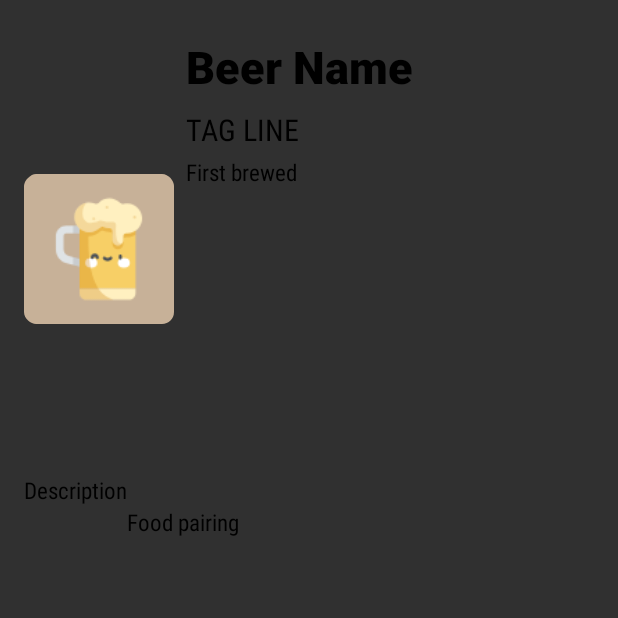
After one commit to charlye917/BeerProyect, an Android app: the fragment BeerDetailFragment placed in its activity, on a phone screen of 412 x 824 dp, the top half of it. The commit adds this screen. Run offline under Robolectric (Android 15) with nearby library versions, the phone set to English and light mode, and no system bars; our stand-ins replace data binding; libraries missing offline, so code that uses them is left out: androidx.palette.graphics; pictures from the network do not load; 9 statements that could not run were skipped.

Commit message:
finish second display and recyclerView

```diff
--- /dev/null
+++ b/app/src/main/java/com/charlye934/beerproyect/home/presentation/fragment/BeerDetailFragment.kt
@@ -0,0 +1,89 @@
+package com.charlye934.beerproyect.home.presentation.fragment
+
+import android.content.Context
+import android.graphics.Bitmap
+import android.graphics.drawable.Drawable
+import android.os.Bundle
+import android.util.Log
+import androidx.fragment.app.Fragment
+import android.view.LayoutInflater
+import android.view.View
+import android.view.ViewGroup
+import androidx.palette.graphics.Palette
+import com.bumptech.glide.Glide
+import com.bumptech.glide.request.target.CustomTarget
+import com.bumptech.glide.request.transition.Transition
+import com.charlye934.beerproyect.R
+import com.charlye934.beerproyect.databinding.FragmentDetailBinding
+import com.charlye934.beerproyect.home.HomeActivity
+import com.charlye934.beerproyect.home.data.model.Beer
+import com.charlye934.beerproyect.home.data.model.BeerPalet
+import com.charlye934.beerproyect.home.presentation.viewmodel.BeerViewModel
+
+class BeerDetailFragment : Fragment() {
+
+    private lateinit var listener: HomeActivity
+    private lateinit var viewModel: BeerViewModel
+    private lateinit var binding: FragmentDetailBinding
+    private lateinit var beer:Beer
+
+    override fun onCreateView(inflater: LayoutInflater, container: ViewGroup?, savedInstanceState: Bundle?): View? {
+        binding = FragmentDetailBinding.inflate(inflater, container, false)
+        return binding.root
+    }
+
+    override fun onViewCreated(view: View, savedInstanceState: Bundle?) {
+        super.onViewCreated(view, savedInstanceState)
+
+        if(savedInstanceState == null){
+            viewModel = listener.viewModel
+            beer = viewModel.getData()
+            setData()
+        }
+    }
+
+    private fun setData(){
+        setupBackgroundColor(beer.imageUrl)
+        binding.imgBeer.let {
+            Glide.with(it!!)
+                .load(beer.imageUrl)
+                .error(R.drawable.ic_beer)
+                .into(binding.imgBeer)
+        }
+
+        binding.tvNameBeer.text = beer.name
+        binding.tvDescriptionBeer.text = beer.description
+        binding.tvTaglinenBeer.text = beer.tagline
+        binding.tvFirstBrewed.text = beer.firstBrewed
+        binding.tvFoodPairing.text = beer.foodPairing.toString()
+        binding.tvBrewersTips.text = beer.brewers_tips
+    }
+
+    private fun setupBackgroundColor(url: String) {
+        Glide.with(this)
+            .asBitmap()
+            .load(url)
+            .into(object : CustomTarget<Bitmap>() {
+                override fun onLoadCleared(placeholder: Drawable?) {}
+                override fun onResourceReady(resource: Bitmap, transition: Transition<in Bitmap>?) {
+                    Palette.from(resource)
+                        .generate { palette ->
+                            val intColor = palette?.lightMutedSwatch?.rgb ?: 0
+                            val myPalette = BeerPalet(intColor)
+                            binding.palette = myPalette
+                        }
+                }
+
+            })
+    }
+
+    override fun onAttach(context: Context) {
+        super.onAttach(context)
+        listener = activity as HomeActivity
+    }
+
+    companion object {
+        val TAG = BeerDetailFragment::class.java.simpleName
+        fun newInstace() = BeerDetailFragment()
+    }
+}
--- a/app/src/main/java/com/charlye934/beerproyect/home/presentation/fragment/BeerInfoFragment.kt
+++ b/app/src/main/java/com/charlye934/beerproyect/home/presentation/fragment/BeerInfoFragment.kt
@@ -7,9 +7,12 @@ import androidx.fragment.app.Fragment
 import android.view.LayoutInflater
 import android.view.View
 import android.view.ViewGroup
-import com.charlye934.beerproyect.R
+import android.widget.Toast
+import androidx.recyclerview.widget.GridLayoutManager
+import androidx.swiperefreshlayout.widget.SwipeRefreshLayout
 import com.charlye934.beerproyect.databinding.FragmentBeerInfoBinding
 import com.charlye934.beerproyect.home.HomeActivity
+import com.charlye934.beerproyect.home.presentation.adapter.BeerAdapter
 import com.charlye934.beerproyect.home.presentation.viewmodel.BeerViewModel
 import com.charlye934.beerproyect.utils.Resources
 
@@ -18,6 +21,7 @@ class BeerInfoFragment : Fragment() {
     private lateinit var binding: FragmentBeerInfoBinding
     private lateinit var viewModel: BeerViewModel
     private lateinit var listener: HomeActivity
+    private lateinit var adapterBeer: BeerAdapter
 
     override fun onCreateView(inflater: LayoutInflater, container: ViewGroup?, savedInstanceState: Bundle?): View? {
         binding = FragmentBeerInfoBinding.inflate(inflater, container, false)
@@ -29,25 +33,57 @@ class BeerInfoFragment : Fragment() {
 
         if(savedInstanceState == null){
             viewModel = listener.viewModel
+            adapterBeer = BeerAdapter(
+                arrayListOf(),
+                listener
+            )
+
             getDataBeer()
+            initRecyclerView()
+            setOnClickAction()
         }
     }
 
+    private fun initRecyclerView(){
+        binding.recyclerBeer.apply {
+            layoutManager = GridLayoutManager(context, 3)
+            adapter = adapterBeer
+        }
+    }
+
+    private fun setOnClickAction(){
+        binding.refresh.setOnRefreshListener { getDataBeer() }
+    }
+
     private fun getDataBeer(){
+        showProgresBar()
+        binding.refresh.isRefreshing = false
         viewModel.getBeer()
         viewModel.beerLiveData.observe(viewLifecycleOwner){ response ->
             when(response){
                 is Resources.Success ->{
-                    Log.d("__TAG", response.data.toString())
+                    hideProgresBar()
+                    adapterBeer.updateData(response.data!!)
                 }
                 is Resources.Error -> {
-
+                    hideProgresBar()
+                    response.message?.let {
+                        Toast.makeText(context, "An error ocurred: $it", Toast.LENGTH_SHORT).show()
+                    }
                 }
                 is Resources.Loading ->{
-
+                    showProgresBar()
                 }
             }
         }
+    }
+
+    private fun showProgresBar(){
+        binding.progresBar.visibility = View.VISIBLE
+    }
+
+    private fun hideProgresBar(){
+        binding.progresBar.visibility = View.INVISIBLE
     }
 
     override fun onAttach(context: Context) {
--- /dev/null
+++ b/app/src/main/java/com/charlye934/beerproyect/home/presentation/listener/BeerListener.kt
@@ -0,0 +1,8 @@
+package com.charlye934.beerproyect.home.presentation.listener
+
+import com.charlye934.beerproyect.home.data.model.Beer
+
+interface BeerListener {
+    fun goToBeerDetail()
+    fun saveBeer(beer:Beer)
+}
--- a/app/src/main/java/com/charlye934/beerproyect/home/presentation/viewmodel/BeerViewModel.kt
+++ b/app/src/main/java/com/charlye934/beerproyect/home/presentation/viewmodel/BeerViewModel.kt
@@ -2,10 +2,7 @@ package com.charlye934.beerproyect.home.presentation.viewmodel
 
 import android.app.Application
 import android.content.Context
-import androidx.lifecycle.MutableLiveData
-import androidx.lifecycle.ViewModel
-import androidx.lifecycle.liveData
-import androidx.lifecycle.viewModelScope
+import androidx.lifecycle.*
 import com.charlye934.beerproyect.R
 import com.charlye934.beerproyect.home.data.model.Beer
 import com.charlye934.beerproyect.home.data.service.BeerApiService
@@ -20,6 +17,7 @@ import java.lang.Exception
 class BeerViewModel(private val app:Application) : ViewModel() {
     private val beerInteractor: BeerInteractor = BeerInteractorImp()
     val beerLiveData: MutableLiveData<Resources<List<Beer>>> = MutableLiveData()
+    lateinit var beerInfo: Beer
 
     fun getBeer() = viewModelScope.launch(Dispatchers.IO) {
         beerLiveData.postValue(Resources.Loading())
@@ -33,4 +31,12 @@ class BeerViewModel(private val app:Application) : ViewModel() {
             beerLiveData.postValue(Resources.Error(e.message.toString()))
         }
     }
+
+    fun saveData(beer:Beer){
+        beerInfo = beer
+    }
+
+    fun getData(): Beer{
+        return beerInfo
+    }
 }
--- /dev/null
+++ b/app/src/main/res/layout/fragment_detail.xml
@@ -0,0 +1,104 @@
+<?xml version="1.0" encoding="utf-8"?>
+<layout xmlns:android="http://schemas.android.com/apk/res/android"
+    xmlns:tools="http://schemas.android.com/tools">
+
+    <data>
+        <variable
+            name="palette"
+            type="com.charlye934.beerproyect.home.data.model.BeerPalet" />
+    </data>
+
+    <LinearLayout
+        android:layout_width="match_parent"
+        android:layout_height="match_parent"
+        android:orientation="vertical"
+        android:background="@{palette.color}"
+        tools:context=".home.presentation.fragment.BeerDetailFragment">
+
+        <ScrollView
+            android:layout_width="match_parent"
+            android:layout_height="match_parent">
+
+            <RelativeLayout
+                android:layout_width="match_parent"
+                android:layout_height="match_parent"
+                android:padding="8dp"
+                android:layout_margin="8dp">
+
+                <ImageView
+                    android:id="@+id/imgBeer"
+                    android:layout_width="100dp"
+                    android:layout_height="300dp"
+                    android:layout_gravity="center"
+                    android:src="@mipmap/ic_beer" />
+
+                <TextView
+                    android:id="@+id/tvNameBeer"
+                    android:layout_width="wrap_content"
+                    android:layout_height="wrap_content"
+                    android:layout_alignParentTop="true"
+                    android:layout_alignParentEnd="true"
+                    android:layout_alignParentRight="true"
+                    android:layout_marginTop="8dp"
+                    android:layout_toEndOf="@+id/imgBeer"
+                    android:layout_toRightOf="@+id/imgBeer"
+                    android:text="Beer Name"
+                    android:textSize="30sp"
+                    android:layout_marginLeft="8dp"
+                    android:theme="@style/TextTitle" />
+
+                <TextView
+                    android:id="@+id/tvTaglinenBeer"
+                    android:layout_width="wrap_content"
+                    android:layout_height="wrap_content"
+                    android:layout_below="@+id/tvNameBeer"
+                    android:layout_alignStart="@+id/tvNameBeer"
+                    android:layout_alignLeft="@+id/tvNameBeer"
+                    android:layout_marginTop="8dp"
+                    android:textSize="20dp"
+                    android:theme="@style/TextDescription"
+                    android:text="TAG LINE" />
+
+                <TextView
+                    android:id="@+id/tvFirstBrewed"
+                    android:layout_width="wrap_content"
+                    android:layout_height="wrap_content"
+                    android:layout_below="@+id/tvTaglinenBeer"
+                    android:layout_alignStart="@+id/tvTaglinenBeer"
+                    android:layout_alignLeft="@+id/tvTaglinenBeer"
+                    android:text="First brewed"
+                    android:layout_marginTop="4dp"
+                    android:theme="@style/TextDescription"/>
+
+                <TextView
+                    android:id="@+id/tvDescriptionBeer"
+                    android:layout_width="wrap_content"
+                    android:layout_height="wrap_content"
+                    android:layout_below="@+id/imgBeer"
+                    android:layout_alignStart="@+id/imgBeer"
+                    android:layout_alignLeft="@+id/imgBeer"
+                    android:text="Description"
+                    android:theme="@style/TextDescription"/>
+
+                <TextView
+                    android:id="@+id/tvFoodPairing"
+                    android:layout_width="wrap_content"
+                    android:layout_height="wrap_content"
+                    android:text="Food pairing"
+                    android:theme="@style/TextDescription"
+                    android:layout_below="@+id/tvDescriptionBeer"
+                    android:layout_toEndOf="@+id/tvDescriptionBeer"
+                    android:layout_toRightOf="@+id/tvDescriptionBeer" />
+
+                <TextView
+                    android:id="@+id/tvBrewersTips"
+                    android:layout_width="wrap_content"
+                    android:layout_height="wrap_content"
+                    android:theme="@style/TextDescription"
+                    android:layout_below="@+id/tvFoodPairing"
+                    android:layout_toEndOf="@+id/imgBeer"
+                    android:layout_toRightOf="@+id/imgBeer" />
+            </RelativeLayout>
+        </ScrollView>
+    </LinearLayout>
+</layout>
--- a/app/src/main/res/values-night/themes.xml
+++ b/app/src/main/res/values-night/themes.xml
@@ -1,9 +1,9 @@
 <resources xmlns:tools="http://schemas.android.com/tools">
     <!-- Base application theme. -->
-    <style name="Theme.BeerProyect" parent="Theme.MaterialComponents.DayNight.DarkActionBar">
+    <style name="Theme.BeerProyect" parent="Theme.MaterialComponents.NoActionBar.Bridge">
         <!-- Primary brand color. -->
-        <item name="colorPrimary">@color/purple_200</item>
-        <item name="colorPrimaryVariant">@color/purple_700</item>
+        <item name="colorPrimary">#433520</item>
+        <item name="colorPrimaryVariant">#596e79</item>
         <item name="colorOnPrimary">@color/black</item>
         <!-- Secondary brand color. -->
         <item name="colorSecondary">@color/teal_200</item>
@@ -13,4 +13,14 @@
         <item name="android:statusBarColor" tools:targetApi="l">?attr/colorPrimaryVariant</item>
         <!-- Customize your theme here. -->
     </style>
+
+    <style name="BackgrounGeneral">
+        <item name="background">@android:color/black</item>
+    </style>
+
+    <style name="TextTitle">
+        <item name="fontFamily">sans-serif-black</item>
+        <item name="android:textSize">15sp</item>
+        <item name="android:textColor">@android:color/black</item>
+    </style>
 </resources>
--- a/app/src/main/res/values/ic_beer_background.xml
+++ b/app/src/main/res/values/ic_beer_background.xml
@@ -1,4 +1,4 @@
 <?xml version="1.0" encoding="utf-8"?>
 <resources>
-    <color name="ic_beer_background">#DCDCC1</color>
+    <color name="ic_beer_background">#c7b198</color>
 </resources>
--- a/app/src/main/res/values/themes.xml
+++ b/app/src/main/res/values/themes.xml
@@ -1,16 +1,32 @@
 <resources xmlns:tools="http://schemas.android.com/tools">
     <!-- Base application theme. -->
-    <style name="Theme.BeerProyect" parent="Theme.MaterialComponents.DayNight.DarkActionBar">
+    <style name="Theme.BeerProyect" parent="Theme.MaterialComponents.NoActionBar.Bridge">
         <!-- Primary brand color. -->
-        <item name="colorPrimary">@color/purple_500</item>
-        <item name="colorPrimaryVariant">@color/purple_700</item>
+        <item name="colorPrimary">#433520</item>
+        <item name="colorPrimaryVariant">#596e79</item>
         <item name="colorOnPrimary">@color/white</item>
         <!-- Secondary brand color. -->
         <item name="colorSecondary">@color/teal_200</item>
         <item name="colorSecondaryVariant">@color/teal_700</item>
-        <item name="colorOnSecondary">@color/black</item>
+        <item name="colorOnSecondary">@android:color/white</item>
         <!-- Status bar color. -->
         <item name="android:statusBarColor" tools:targetApi="l">?attr/colorPrimaryVariant</item>
         <!-- Customize your theme here. -->
     </style>
+
+    <style name="BackgrounGeneral">
+        <item name="background">@android:color/white</item>
+    </style>
+
+    <style name="TextTitle">
+        <item name="fontFamily">sans-serif-black</item>
+        <item name="android:textSize">15sp</item>
+        <item name="android:textColor">@android:color/black</item>
+    </style>
+
+    <style name="TextDescription">
+        <item name="fontFamily">sans-serif-condensed</item>
+        <item name="android:textSize">15sp</item>
+        <item name="android:textColor">@android:color/black</item>
+    </style>
 </resources>
```
Also changed, not shown: app/build.gradle (+12 -0 lines), app/src/main/java/com/charlye934/beerproyect/home/HomeActivity.kt (+22 -1 lines), app/src/main/java/com/charlye934/beerproyect/home/data/model/Beer.kt (+6 -2 lines), app/src/main/java/com/charlye934/beerproyect/home/presentation/adapter/BeerAdapter.kt (added, +53 -0 lines), app/src/main/res/layout/fragment_beer_info.xml (+37 -8 lines), app/src/main/res/layout/item_beer.xml (added, +36 -0 lines).
